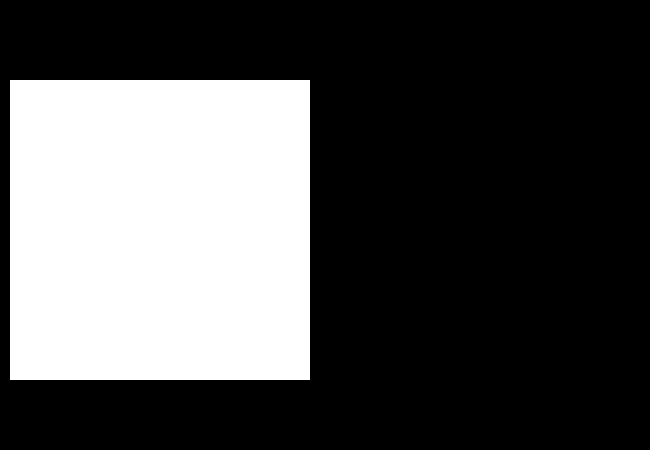
Old version of the form integral-calculator/result.ui in the repository yasha424/integral-calculator.
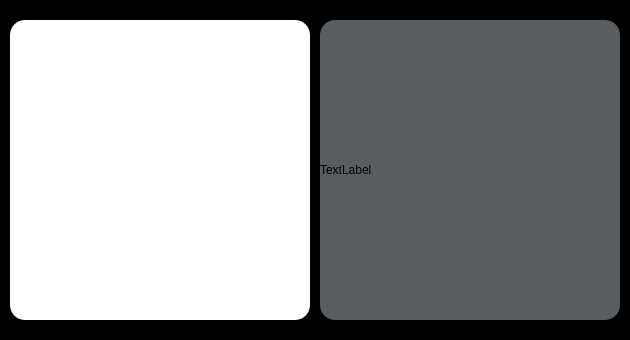
New version of the form. Custom widgets are drawn as their Qt base class.

What changed in the file:
```diff
--- a/integral-calculator/result.ui
+++ b/integral-calculator/result.ui
@@ -6,8 +6,8 @@
    <rect>
     <x>0</x>
     <y>0</y>
-    <width>650</width>
-    <height>450</height>
+    <width>630</width>
+    <height>340</height>
    </rect>
   </property>
   <property name="windowTitle">
@@ -20,13 +20,33 @@
    <property name="geometry">
     <rect>
      <x>10</x>
-     <y>80</y>
+     <y>20</y>
      <width>300</width>
      <height>300</height>
     </rect>
    </property>
    <property name="styleSheet">
-    <string notr="true">background-color: rgb(255, 255, 255);</string>
+    <string notr="true">background-color: rgb(255, 255, 255);
+border-radius: 15px;</string>
+   </property>
+  </widget>
+  <widget class="QLabel" name="label">
+   <property name="geometry">
+    <rect>
+     <x>320</x>
+     <y>20</y>
+     <width>300</width>
+     <height>300</height>
+    </rect>
+   </property>
+   <property name="styleSheet">
+    <string notr="true">background-color: rgb(89, 93, 95);
+border-radius: 15px;
+
+</string>
+   </property>
+   <property name="text">
+    <string>TextLabel</string>
    </property>
   </widget>
  </widget>
```
